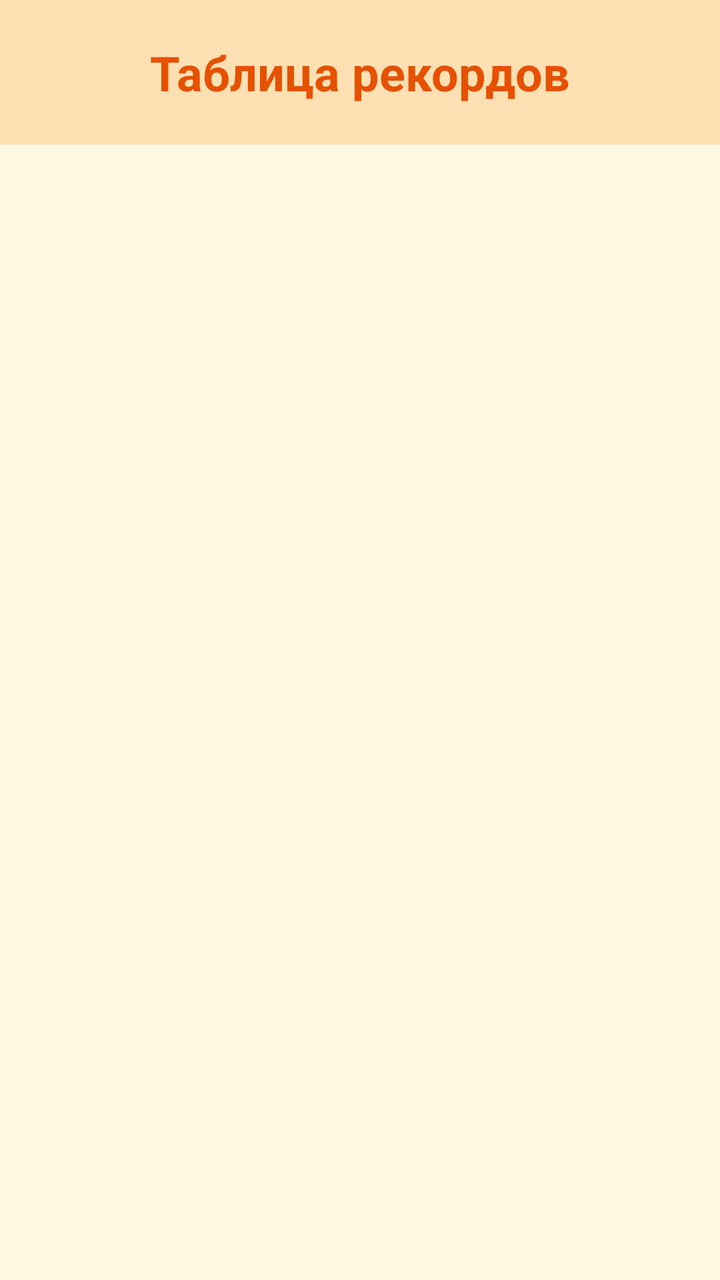
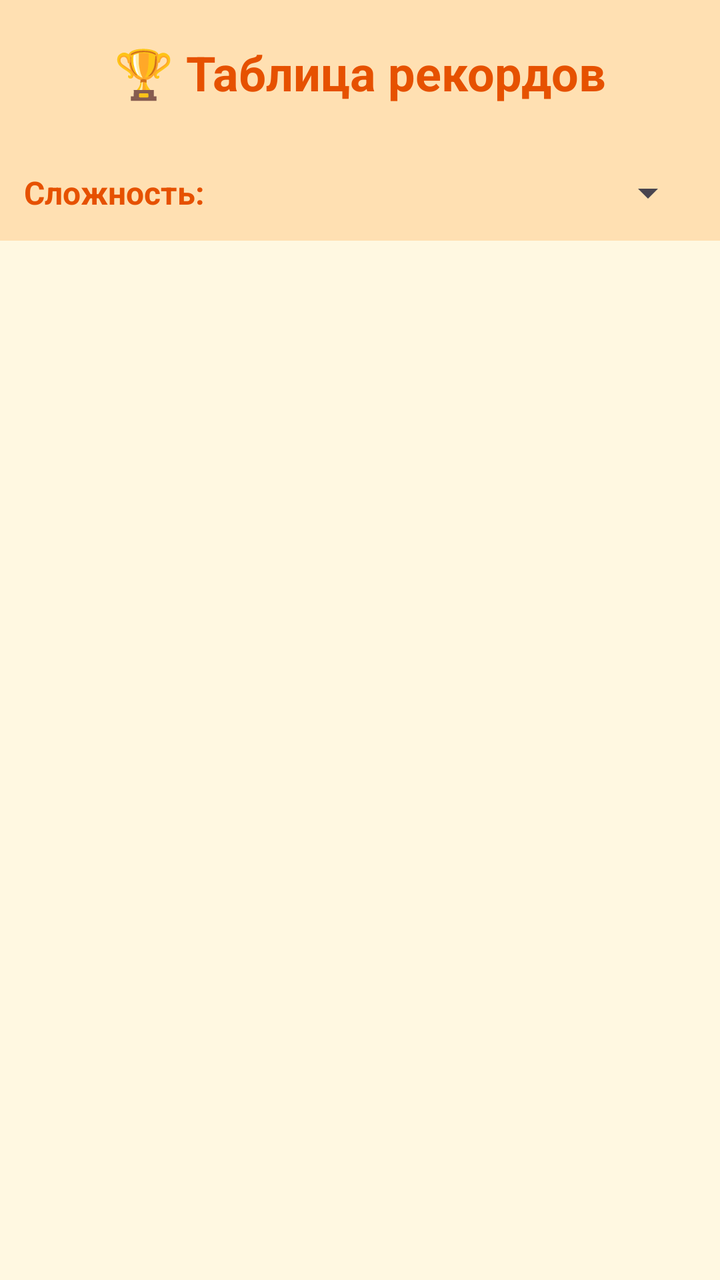

Screens rendered from an Android XML layout before and after an edit, with the pre-edit source and the edit as a unified diff.
<!-- AndroidManifest.xml: application theme Theme.Bugs -->
<!-- res/layout/fragment_records.xml -->
<?xml version="1.0" encoding="utf-8"?>
<LinearLayout xmlns:android="http://schemas.android.com/apk/res/android"
    android:layout_width="match_parent"
    android:layout_height="match_parent"
    android:orientation="vertical"
    android:background="#fff8e1"
    android:fitsSystemWindows="true">

    <TextView
        android:layout_width="match_parent"
        android:layout_height="wrap_content"
        android:text="Таблица рекордов"
        android:textSize="24sp"
        android:textStyle="bold"
        android:textColor="#e65100"
        android:gravity="center"
        android:padding="20dp"
        android:background="#ffe0b2" />

    <androidx.recyclerview.widget.RecyclerView
        android:id="@+id/rvRecords"
        android:layout_width="match_parent"
        android:layout_height="match_parent"
        android:padding="8dp" />

</LinearLayout>
<!-- resources referenced by this layout -->
<resources>
  <style name="Theme.Bugs" parent="Base.Theme.Bugs" />
  <style name="Base.Theme.Bugs" parent="Theme.Material3.DayNight.NoActionBar">
          
          
      </style>
</resources>

<!-- the commit's change to res/layout/fragment_records.xml (unified diff, before → after) -->
@@ -9,13 +9,39 @@
     <TextView
         android:layout_width="match_parent"
         android:layout_height="wrap_content"
-        android:text="Таблица рекордов"
+        android:text="🏆 Таблица рекордов"
         android:textSize="24sp"
         android:textStyle="bold"
         android:textColor="#e65100"
         android:gravity="center"
         android:padding="20dp"
         android:background="#ffe0b2" />
+
+
+    <LinearLayout
+        android:layout_width="match_parent"
+        android:layout_height="wrap_content"
+        android:orientation="horizontal"
+        android:gravity="center_vertical"
+        android:padding="12dp"
+        android:background="#ffe0b2">
+
+        <TextView
+            android:layout_width="wrap_content"
+            android:layout_height="wrap_content"
+            android:text="Сложность: "
+            android:textSize="16sp"
+            android:textStyle="bold"
+            android:textColor="#e65100" />
+
+        <Spinner
+            android:id="@+id/spinnerDifficulty"
+            android:layout_width="0dp"
+            android:layout_height="wrap_content"
+            android:layout_weight="1"
+            android:layout_marginStart="8dp" />
+    </LinearLayout>
+
 
     <androidx.recyclerview.widget.RecyclerView
         android:id="@+id/rvRecords"
